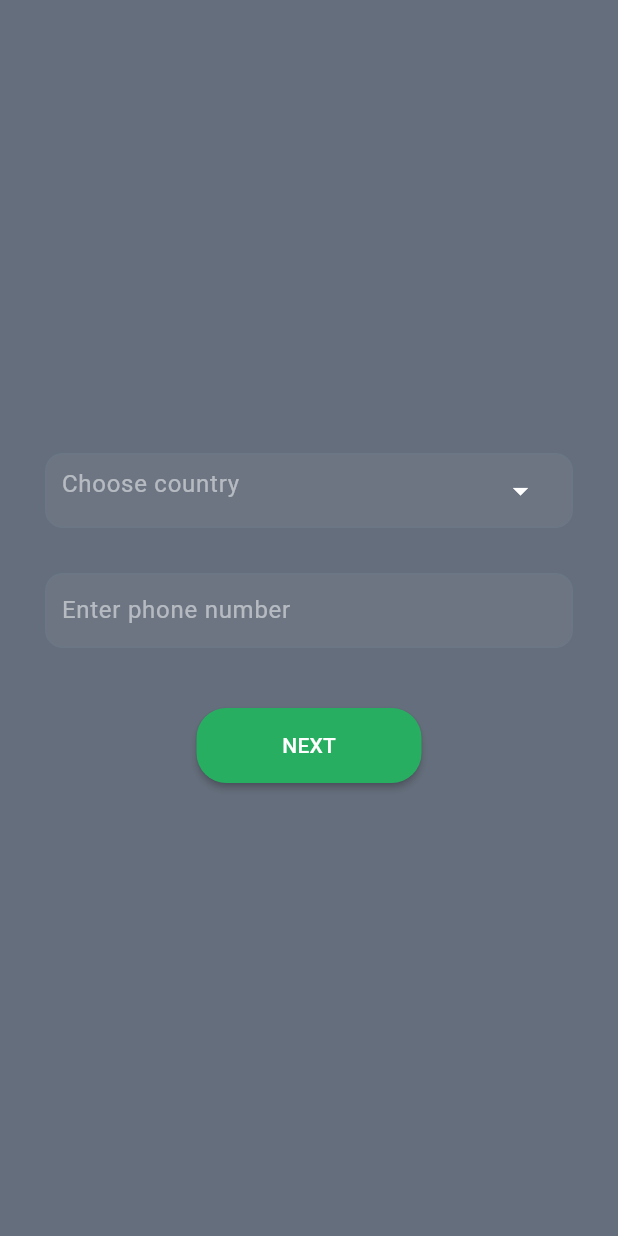
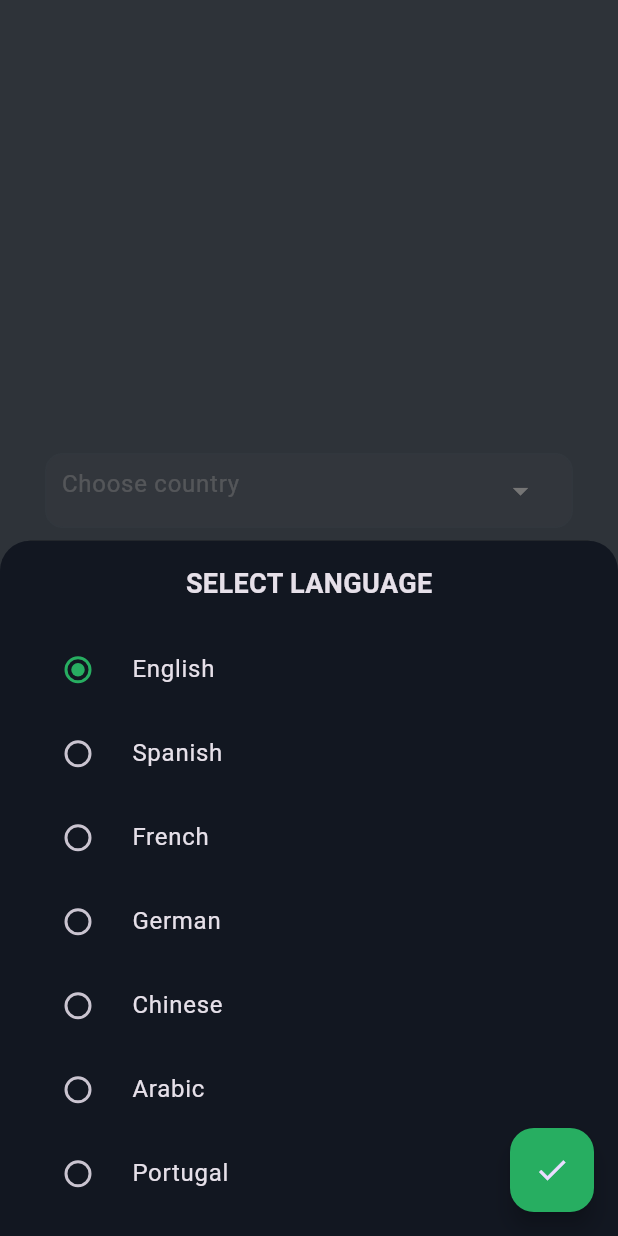
Before and after one commit to TalhaIL/CLUB_92, a Flutter app: the screen it shows after launch, on a phone screen of 412 x 824 dp. Run offline on Flutter 3.47's test engine with Material 3 defaults, Android fonts, the light colour scheme and no system bars; our stand-ins replace flutter_svg, get.

Commit message:
Worked on languages bottom sheet

```diff
--- /dev/null
+++ b/lib/components/reusableWidgets/language_bottom_sheet.dart
@@ -0,0 +1,63 @@
+import 'dart:developer';
+import 'package:club_92/constants/color.dart';
+import 'package:club_92/constants/languages.dart';
+import 'package:flutter/material.dart';
+
+class LanguageBottomSheet extends StatefulWidget {
+  const LanguageBottomSheet({super.key});
+
+  @override
+  _LanguageBottomSheetState createState() => _LanguageBottomSheetState();
+}
+
+class _LanguageBottomSheetState extends State<LanguageBottomSheet> {
+  String selectedLanguage = "English";
+  @override
+  Widget build(BuildContext context) {
+    return Scaffold(
+      backgroundColor: const Color(0x9020283b),
+      floatingActionButton: FloatingActionButton(
+        backgroundColor: greenColor,
+        child: const Icon(Icons.check),
+        onPressed: () {
+          log(selectedLanguage);
+        },
+      ),
+      body: Padding(
+        padding: const EdgeInsets.all(16.0),
+        child: Column(
+          crossAxisAlignment: CrossAxisAlignment.center,
+          children: [
+            const Text(
+              'SELECT LANGUAGE',
+              style: TextStyle(
+                fontSize: 18,
+                fontWeight: FontWeight.bold,
+              ),
+            ),
+            const SizedBox(height: 16),
+            Expanded(
+              child: ListView.builder(
+                shrinkWrap: true,
+                itemCount: languages.length,
+                itemBuilder: (context, index) {
+                  return RadioListTile(
+                    activeColor: greenColor,
+                    title: Text(languages[index]),
+                    value: languages[index],
+                    groupValue: selectedLanguage,
+                    onChanged: (value) {
+                      setState(() {
+                        selectedLanguage = value.toString();
+                      });
+                    },
+                  );
+                },
+              ),
+            ),
+          ],
+        ),
+      ),
+    );
+  }
+}
--- /dev/null
+++ b/lib/constants/languages.dart
@@ -0,0 +1,11 @@
+List<String> languages = [
+  "English",
+  "Spanish",
+  "French",
+  "German",
+  "Chinese",
+  "Arabic",
+  "Portugal",
+  "Japanese",
+  "Russian"
+];
--- a/lib/screens/country.dart
+++ b/lib/screens/country.dart
@@ -1,21 +1,77 @@
+import 'dart:developer';
+
 import 'package:club_92/components/reusableWidgets/custom_button.dart';
 import 'package:club_92/components/reusableWidgets/custom_text_field.dart';
+import 'package:club_92/components/reusableWidgets/language_bottom_sheet.dart';
 import 'package:club_92/screens/otp.dart';
 import 'package:flutter/material.dart';
 import 'package:get/get.dart';
 
-class ChooseCountry extends StatelessWidget {
+class ChooseCountry extends StatefulWidget {
   const ChooseCountry({super.key});
 
   @override
+  State<ChooseCountry> createState() => _ChooseCountryState();
+}
+
+class _ChooseCountryState extends State<ChooseCountry> {
+  @override
+  void initState() {
+    // Future.delayed(const Duration(seconds: 5), () {
+    //   showModalBottomSheet(
+    //     clipBehavior: Clip.antiAliasWithSaveLayer,
+    //     shape: const RoundedRectangleBorder(
+    //       borderRadius: BorderRadius.only(
+    //         topLeft: Radius.circular(20),
+    //         topRight: Radius.circular(20),
+    //       ),
+    //     ),
+    //     backgroundColor: Colors.black,
+    //     context: context,
+    //     builder: (BuildContext context) {
+    //       return const LanguageBottomSheet();
+    //     },
+    //   );
+    // });
+
+    super.initState();
+  }
+
+  bool isFirstBuild = true;
+  @override
   Widget build(BuildContext context) {
+    if (isFirstBuild) {
+      Future.delayed(Duration.zero, () {
+        showModalBottomSheet(
+          clipBehavior: Clip.antiAliasWithSaveLayer,
+          shape: const RoundedRectangleBorder(
+            borderRadius: BorderRadius.only(
+              topLeft: Radius.circular(20),
+              topRight: Radius.circular(20),
+            ),
+          ),
+          backgroundColor: Colors.black,
+          context: context,
+          builder: (BuildContext context) {
+            return const LanguageBottomSheet();
+          },
+        );
+        setState(() {
+          isFirstBuild = false;
+        });
+      });
+    }
     return Scaffold(
       body: Padding(
         padding: const EdgeInsets.symmetric(horizontal: 30.0),
         child: Column(
           mainAxisAlignment: MainAxisAlignment.center,
           children: [
-            CustomTextField(
+            InkWell(
+              onTap: () {
+                log('Country');
+              },
+              child: CustomTextField(
                 hintText: 'Choose country',
                 isEnabled: false,
                 isReadOnly: true,
@@ -23,6 +79,7 @@ class ChooseCountry extends StatelessWidget {
                   onPressed: () {},
                   icon: const Icon(Icons.arrow_drop_down),
                   color: Colors.white,
+                ),
               ),
             ),
             const SizedBox(
--- a/pubspec.yaml
+++ b/pubspec.yaml
@@ -37,6 +37,8 @@ dependencies:
   cupertino_icons: ^1.0.2
   get: ^4.6.6
   flutter_svg: ^2.0.9
+  country_code_picker: ^3.0.0
+
 
 dev_dependencies:
   flutter_test:
```
Also changed, not shown: lib/screens/profile_screen.dart (+74 -2 lines), lib/screens/setting_screen.dart (+38 -13 lines), pubspec.lock. Lines whose indentation alone changed are shown as unchanged.
